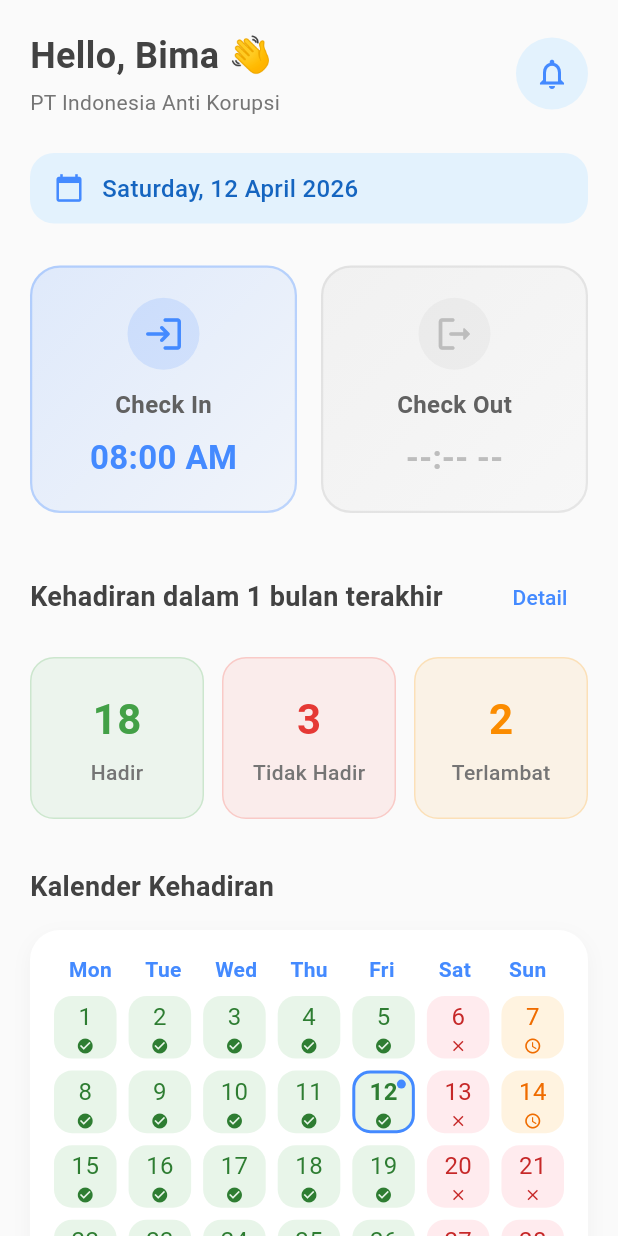
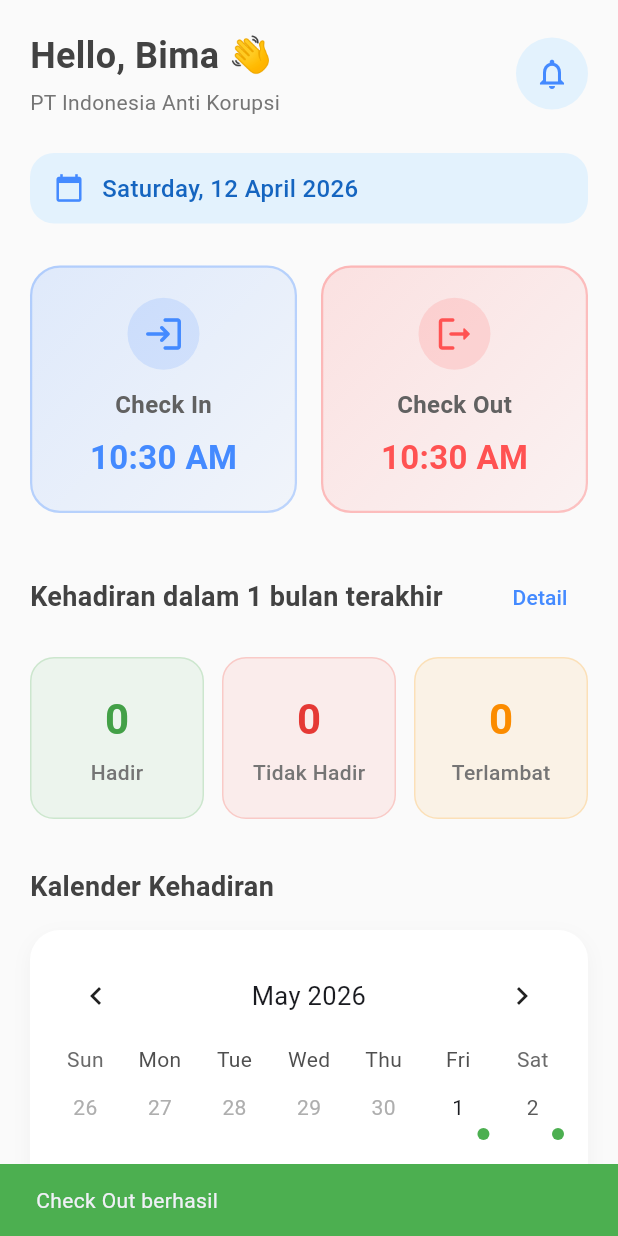
Before and after one commit to fikrirafim/attendify, a Flutter app: the HomePage screen opened directly, after a tap on "Check Out", on a phone screen of 412 x 824 dp. Run offline on Flutter 3.47's test engine with Material 3 defaults, Android fonts, the phone set to English and light mode, and no system bars; drawn by our look-alikes of table_calendar; our stand-ins replace camera, cloud_firestore, firebase_core, geolocator; accounts and stored records are empty.

Commit message:
penambahan fungsi checkout, update data kehadiran dalam 1 bulan, dan update kalender menjadi realtime

```diff
--- a/lib/home_page.dart
+++ b/lib/home_page.dart
@@ -1,5 +1,7 @@
 // home_page.dart
 import 'package:flutter/material.dart';
+import 'package:table_calendar/table_calendar.dart';
+import 'package:cloud_firestore/cloud_firestore.dart';
 
 class HomePage extends StatelessWidget {
   const HomePage({super.key});
@@ -82,22 +84,74 @@
               Row(
                 children: [
                   Expanded(
-                    child: _buildCheckCard(
+                    child: StreamBuilder<QuerySnapshot<Map<String, dynamic>>>(
+                      stream: FirebaseFirestore.instance
+                          .collection('absensi')
+                          .where('waktu_absen', isGreaterThanOrEqualTo: DateTime.now().toIso8601String().split('T').first)
+                          .orderBy('waktu_absen', descending: true)
+                          .limit(1)
+                          .snapshots(),
+                      builder: (context, snapshot) {
+                        String timeText = '--:-- --';
+                        if (snapshot.hasData && snapshot.data!.docs.isNotEmpty) {
+                          final data = snapshot.data!.docs.first.data();
+                          final waktu = data['waktu_absen'] as String?;
+                          if (waktu != null && waktu.isNotEmpty) {
+                            try {
+                              final dt = DateTime.parse(waktu);
+                              timeText = TimeOfDay.fromDateTime(dt).format(context);
+                            } catch (_) {
+                              timeText = waktu;
+                            }
+                          }
+                        }
+                        return _buildCheckCard(
                           title: 'Check In',
-                      time: '08:00 AM',
+                          time: timeText,
                           icon: Icons.login_rounded,
                           color: Colors.blueAccent,
                           onTap: () {},
+                        );
+                      },
                     ),
                   ),
                   const SizedBox(width: 16),
                   Expanded(
-                    child: _buildCheckCard(
+                    child: StreamBuilder<QuerySnapshot<Map<String, dynamic>>>(
+                      stream: FirebaseFirestore.instance
+                          .collection('absensi')
+                          .where('waktu_absen', isGreaterThanOrEqualTo: DateTime.now().toIso8601String().split('T').first)
+                          .orderBy('waktu_absen', descending: true)
+                          .snapshots(),
+                      builder: (context, snapshot) {
+                        String timeText = '--:-- --';
+                        if (snapshot.hasData && snapshot.data!.docs.isNotEmpty) {
+                          for (final doc in snapshot.data!.docs) {
+                            final data = doc.data();
+                            final status = (data['status'] ?? '').toString().toLowerCase();
+                            if (status.contains('out') || status.contains('checkout') || status.contains('check out') || status.contains('logout')) {
+                              final waktu = data['waktu_absen'] as String?;
+                              if (waktu != null && waktu.isNotEmpty) {
+                                try {
+                                  final dt = DateTime.parse(waktu);
+                                  timeText = TimeOfDay.fromDateTime(dt).format(context);
+                                } catch (_) {
+                                  timeText = waktu;
+                                }
+                              }
+                              break;
+                            }
+                          }
+                        }
+
+                        return _buildCheckCard(
                           title: 'Check Out',
-                      time: '--:-- --',
+                          time: timeText,
                           icon: Icons.logout_rounded,
-                      color: Colors.grey[400]!,
-                      onTap: () {},
+                          color: Colors.redAccent,
+                          onTap: () => _performCheckOut(context),
+                        );
+                      },
                     ),
                   ),
                 ],
@@ -124,15 +178,37 @@
               ),
               const SizedBox(height: 16),
 
-              // Stats Row
-              Row(
+              // Stats Row - live from Firestore (last 30 days)
+              StreamBuilder<QuerySnapshot<Map<String, dynamic>>>(
+                stream: FirebaseFirestore.instance
+                    .collection('absensi')
+                    .where('waktu_absen', isGreaterThanOrEqualTo: DateTime.now().subtract(const Duration(days: 30)).toIso8601String())
+                    .snapshots(),
+                builder: (context, snapshot) {
+                  int hadir = 0;
+                  int tidakHadir = 0;
+                  int terlambat = 0;
+
+                  if (snapshot.hasData) {
+                    for (final doc in snapshot.data!.docs) {
+                      final data = doc.data();
+                      final status = (data['status'] ?? '').toString().toLowerCase();
+                      if (status.contains('hadir')) hadir++;
+                      else if (status.contains('terlambat') || status.contains('telat') || status.contains('late')) terlambat++;
+                      else if (status.contains('tidak') || status.contains('absen') || status.contains('tidak hadir')) tidakHadir++;
+                    }
+                  }
+
+                  return Row(
                     children: [
-                  _buildStatCard('Hadir', '18', Colors.green),
+                      _buildStatCard('Hadir', hadir.toString(), Colors.green),
                       const SizedBox(width: 12),
-                  _buildStatCard('Tidak Hadir', '3', Colors.red),
+                      _buildStatCard('Tidak Hadir', tidakHadir.toString(), Colors.red),
                       const SizedBox(width: 12),
-                  _buildStatCard('Terlambat', '2', Colors.orange),
+                      _buildStatCard('Terlambat', terlambat.toString(), Colors.orange),
                     ],
+                  );
+                },
               ),
               const SizedBox(height: 32),
 
@@ -265,120 +341,65 @@
   }
 
   Widget _buildCalendarGrid(BuildContext context) {
-    final List<String> days = ['Mon', 'Tue', 'Wed', 'Thu', 'Fri', 'Sat', 'Sun'];
-    final List<int> dates = List.generate(30, (i) => i + 1);
+    // We'll use TableCalendar to display a native month calendar.
+    final DateTime focusedDay = DateTime.now();
+    final DateTime firstDay = DateTime(focusedDay.year, focusedDay.month - 3, 1);
+    final DateTime lastDay = DateTime(focusedDay.year, focusedDay.month + 3, 0);
+
+    // Example event markers using the same sample sets as before
     final Set<int> presentDays = {1, 2, 3, 4, 5, 8, 9, 10, 11, 12, 15, 16, 17, 18, 19, 22, 23, 24, 25, 26, 29, 30};
     final Set<int> lateDays = {7, 14};
     final Set<int> absentDays = {6, 13, 20, 21, 27, 28};
 
-    final mediaWidth = MediaQuery.of(context).size.width;
-    final availableWidth = mediaWidth - 16 * 2; // account for container padding
-    final crossAxisCount = 7;
-    final tileSize = (availableWidth / crossAxisCount).clamp(36.0, 64.0);
-    final rows = (dates.length / crossAxisCount).ceil();
-    final gridHeight = rows * (tileSize + 8);
+    Map<DateTime, List<dynamic>> events = {};
+    // populate events for current month
+  for (int d = 1; d <= 31; d++) {
+      try {
+        final date = DateTime(focusedDay.year, focusedDay.month, d);
+        final List<dynamic> list = [];
+        if (presentDays.contains(d)) list.add({'type': 'present'});
+        if (lateDays.contains(d)) list.add({'type': 'late'});
+        if (absentDays.contains(d)) list.add({'type': 'absent'});
+        if (list.isNotEmpty) events[date] = list;
+      } catch (_) {
+        // ignore invalid dates
+      }
+    }
 
     return Padding(
-      padding: const EdgeInsets.all(16),
-      child: Column(
-        mainAxisSize: MainAxisSize.min,
-        children: [
-          Row(
-            children: days
-                .map((d) => Expanded(
-                      child: Center(
-                        child: Text(
-                          d,
-                          style: TextStyle(
-                            fontWeight: FontWeight.bold,
-                            fontSize: 14,
-                            color: Colors.blueAccent,
+      padding: const EdgeInsets.all(12.0),
+      child: TableCalendar<dynamic>(
+        firstDay: firstDay,
+        lastDay: lastDay,
+        focusedDay: focusedDay,
+        availableGestures: AvailableGestures.horizontalSwipe,
+        headerStyle: const HeaderStyle(formatButtonVisible: false, titleCentered: true),
+        calendarStyle: CalendarStyle(
+          todayDecoration: BoxDecoration(color: Colors.blueAccent, shape: BoxShape.circle),
+          markerDecoration: BoxDecoration(shape: BoxShape.circle),
         ),
-                        ),
-                      ),
-                    ))
-                .toList(),
-          ),
-          const SizedBox(height: 8),
-          SizedBox(
-            height: gridHeight,
-            child: GridView.count(
-              padding: EdgeInsets.zero,
-              physics: const NeverScrollableScrollPhysics(),
-              crossAxisCount: crossAxisCount,
-              mainAxisSpacing: 8,
-              crossAxisSpacing: 8,
-              childAspectRatio: 1,
-              children: dates.map((date) {
-                Color bgColor;
-                Color textColor;
-                IconData? statusIcon;
-
-                if (presentDays.contains(date)) {
-                  bgColor = Colors.green[50]!;
-                  textColor = Colors.green[800]!;
-                  statusIcon = Icons.check_circle;
-                } else if (lateDays.contains(date)) {
-                  bgColor = Colors.orange[50]!;
-                  textColor = Colors.orange[800]!;
-                  statusIcon = Icons.access_time;
-                } else if (absentDays.contains(date)) {
-                  bgColor = Colors.red[50]!;
-                  textColor = Colors.red[800]!;
-                  statusIcon = Icons.close;
-                } else {
-                  bgColor = Colors.grey[50]!;
-                  textColor = Colors.grey[400]!;
-                  statusIcon = null;
-                }
-
-                return Container(
-                  decoration: BoxDecoration(
-                    color: bgColor,
-                    borderRadius: BorderRadius.circular(12),
-                    border: date == 12 ? Border.all(color: Colors.blueAccent, width: 2) : null,
-                  ),
-                  child: Stack(
-                    children: [
-                      Center(
-                        child: Column(
-                          mainAxisAlignment: MainAxisAlignment.center,
-                          children: [
-                            Text(
-                              date.toString(),
-                              style: TextStyle(
-                                fontWeight: date == 12 ? FontWeight.bold : FontWeight.normal,
-                                fontSize: 16,
-                                color: textColor,
-                              ),
-                            ),
-                            if (statusIcon != null) ...[
-                              const SizedBox(height: 2),
-                              Icon(statusIcon, size: 12, color: textColor),
-                            ],
-                          ],
-                        ),
-                      ),
-                      if (date == 12)
-                        Positioned(
-                          top: 4,
+        eventLoader: (day) {
+          return events[DateTime(day.year, day.month, day.day)] ?? [];
+        },
+        calendarBuilders: CalendarBuilders(
+          markerBuilder: (context, date, eventsForDay) {
+            if (eventsForDay.isEmpty) return const SizedBox.shrink();
+            final types = eventsForDay.map((e) => e['type']).toSet();
+            Color color = Colors.green;
+            if (types.contains('absent')) {
+              color = Colors.red;
+            } else if (types.contains('late')) color = Colors.orange;
+            return Positioned(
+              bottom: 4,
               right: 4,
               child: Container(
-                            width: 6,
-                            height: 6,
-                            decoration: const BoxDecoration(
-                              color: Colors.blueAccent,
-                              shape: BoxShape.circle,
-                            ),
-                          ),
-                        ),
-                    ],
+                width: 8,
+                height: 8,
+                decoration: BoxDecoration(color: color, shape: BoxShape.circle),
               ),
             );
-              }).toList(),
+          },
         ),
-          ),
-        ],
       ),
     );
   }
@@ -467,4 +488,33 @@
       ),
     );
   }
+
+  Future<void> _performCheckOut(BuildContext context) async {
+    // Simple checkout writer: creates a new absensi doc with status 'Check Out'
+    try {
+      showDialog(
+        context: context,
+        barrierDismissible: false,
+        builder: (context) => const Center(child: CircularProgressIndicator()),
+      );
+
+      final firestore = FirebaseFirestore.instance;
+      final now = DateTime.now();
+      final id = 'absen_checkout_${now.millisecondsSinceEpoch}';
+      await firestore.collection('absensi').doc(id).set({
+        'waktu_absen': now.toIso8601String(),
+        'status': 'Check Out',
+      });
+
+      if (context.mounted) {
+        Navigator.pop(context);
+        ScaffoldMessenger.of(context).showSnackBar(const SnackBar(content: Text('Check Out berhasil'), backgroundColor: Colors.green));
       }
+    } catch (e) {
+      if (context.mounted) {
+        Navigator.pop(context);
+        ScaffoldMessenger.of(context).showSnackBar(SnackBar(content: Text('Gagal Check Out: $e'), backgroundColor: Colors.red));
+      }
+    }
+  }
+}
--- a/pubspec.yaml
+++ b/pubspec.yaml
@@ -30,6 +30,8 @@
 dependencies:
   flutter:
     sdk: flutter
+
+  table_calendar: ^3.0.8
 
   # The following adds the Cupertino Icons font to your application.
   # Use with the CupertinoIcons class for iOS style icons.
```
Also changed, not shown: pubspec.lock. Lines whose indentation alone changed are shown as unchanged.
